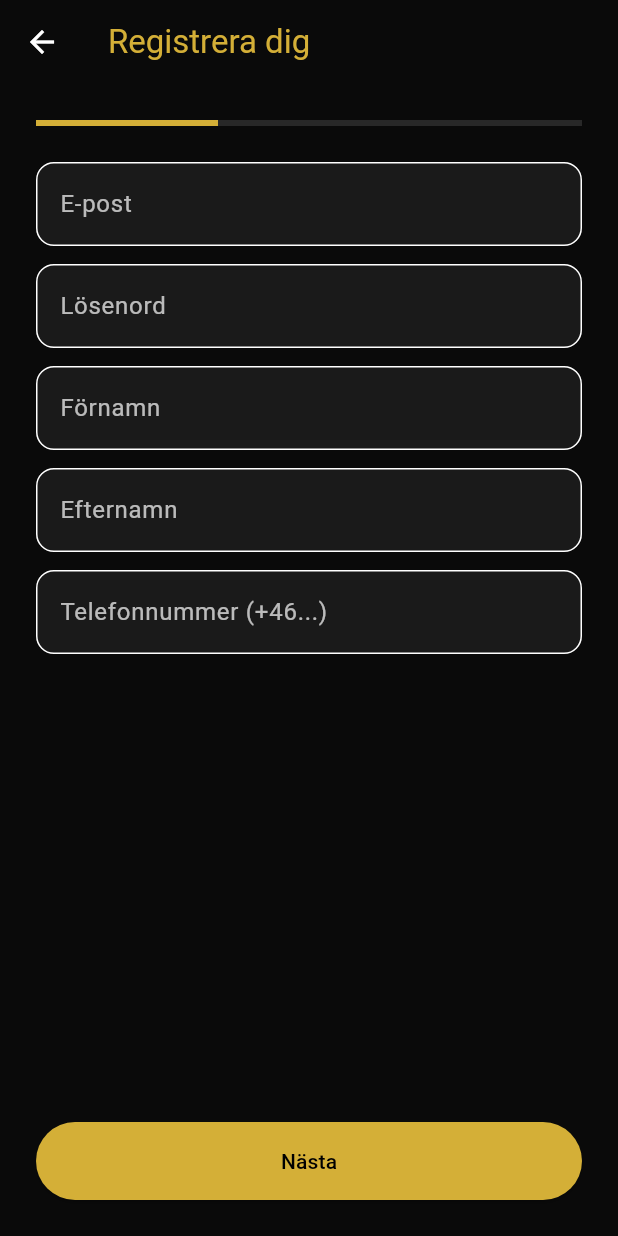
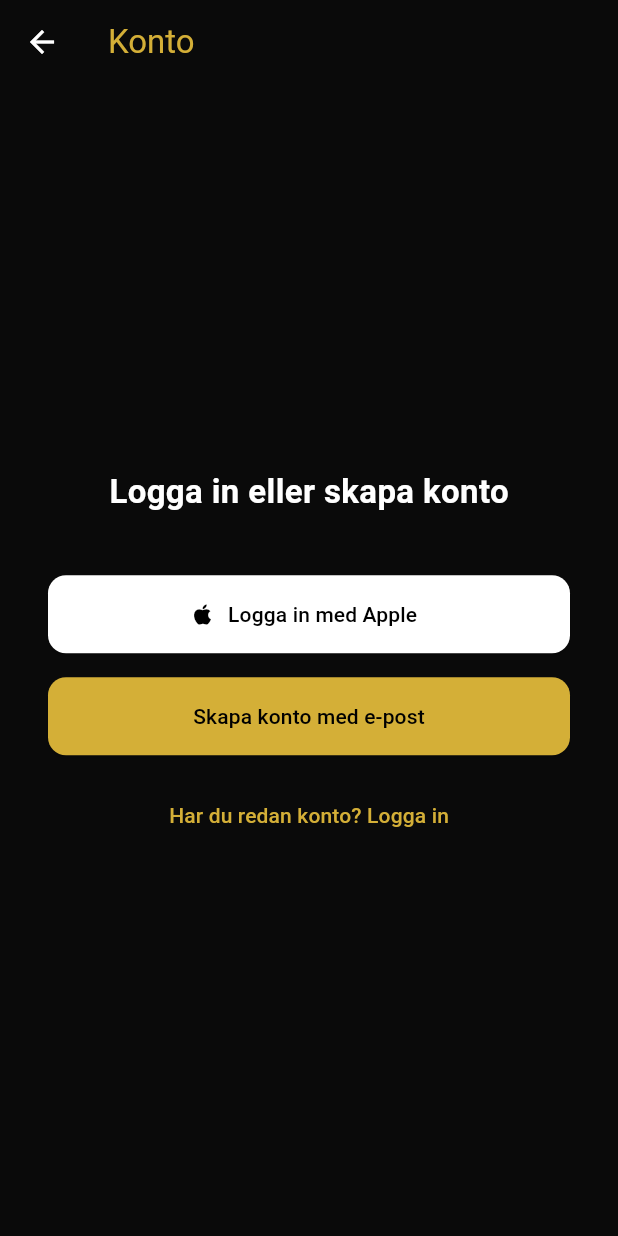
Before and after one commit to illanghost-99/hyrello, a Flutter app: the screen it shows after launch, after a tap on "Hyra en expert", on a phone screen of 412 x 824 dp. Run offline on Flutter 3.47's test engine with Material 3 defaults, Android fonts, the phone set to English and light mode, and no system bars; our stand-ins replace firebase_core, flutter_map, image_picker, in_app_purchase, latlong2, supabase_flutter; accounts and stored records are empty.

Commit message:
Add AuthChoiceScreen with Apple Sign In option before registration

```diff
--- a/lib/main.dart
+++ b/lib/main.dart
@@ -120,9 +120,9 @@
                 style: TextStyle(color: Colors.white70, fontSize: 16),
               ),
               const SizedBox(height: 60),
-              _bigButton(context, "Hyra en expert", false, () => Navigator.push(context, MaterialPageRoute(builder: (_) => const RegisterScreen(isExpert: false)))),
+              _bigButton(context, "Hyra en expert", false, () => Navigator.push(context, MaterialPageRoute(builder: (_) => const AuthChoiceScreen(isExpert: false)))),
               const SizedBox(height: 16),
-              _bigButton(context, "Hyra ut mina tjänster", true, () => Navigator.push(context, MaterialPageRoute(builder: (_) => const SubscriptionScreen()))),
+              _bigButton(context, "Hyra ut mina tjänster", true, () => Navigator.push(context, MaterialPageRoute(builder: (_) => const AuthChoiceScreen(isExpert: true)))),
               const SizedBox(height: 8),
               const Text("149 kr/mån", style: TextStyle(color: Colors.white54, fontSize: 13)),
                 ],
@@ -287,6 +287,71 @@
                   ],
                 ),
               ),
+      ),
+    );
+  }
+}
+
+
+class AuthChoiceScreen extends StatelessWidget {
+  final bool isExpert;
+  const AuthChoiceScreen({super.key, required this.isExpert});
+
+  @override
+  Widget build(BuildContext context) {
+    return Scaffold(
+      backgroundColor: const Color(0xFF0A0A0A),
+      appBar: AppBar(
+        title: const Text('Konto', style: TextStyle(color: Color(0xFFD4AF37))),
+        backgroundColor: Colors.transparent,
+      ),
+      body: Padding(
+        padding: const EdgeInsets.all(32),
+        child: Column(
+          mainAxisAlignment: MainAxisAlignment.center,
+          children: [
+            const Text('Logga in eller skapa konto', style: TextStyle(color: Colors.white, fontSize: 22, fontWeight: FontWeight.bold)),
+            const SizedBox(height: 40),
+            ElevatedButton.icon(
+              style: ElevatedButton.styleFrom(
+                backgroundColor: Colors.white,
+                foregroundColor: Colors.black,
+                minimumSize: const Size(double.infinity, 52),
+                shape: RoundedRectangleBorder(borderRadius: BorderRadius.circular(12)),
+              ),
+              onPressed: () {
+                // Apple Sign In placeholder
+                ScaffoldMessenger.of(context).showSnackBar(const SnackBar(content: Text('Logga in med Apple kommer snart')));
+              },
+              icon: const Icon(Icons.apple),
+              label: const Text('Logga in med Apple'),
+            ),
+            const SizedBox(height: 16),
+            ElevatedButton(
+              style: ElevatedButton.styleFrom(
+                backgroundColor: const Color(0xFFD4AF37),
+                foregroundColor: Colors.black,
+                minimumSize: const Size(double.infinity, 52),
+                shape: RoundedRectangleBorder(borderRadius: BorderRadius.circular(12)),
+              ),
+              onPressed: () {
+                if (isExpert) {
+                  Navigator.push(context, MaterialPageRoute(builder: (_) => const SubscriptionScreen()));
+                } else {
+                  Navigator.push(context, MaterialPageRoute(builder: (_) => const RegisterScreen(isExpert: false)));
+                }
+              },
+              child: const Text('Skapa konto med e-post'),
+            ),
+            const SizedBox(height: 16),
+            TextButton(
+              onPressed: () {
+                ScaffoldMessenger.of(context).showSnackBar(const SnackBar(content: Text('Logga in med e-post kommer snart')));
+              },
+              child: const Text('Har du redan konto? Logga in', style: TextStyle(color: Color(0xFFD4AF37))),
+            ),
+          ],
+        ),
       ),
     );
   }
```
